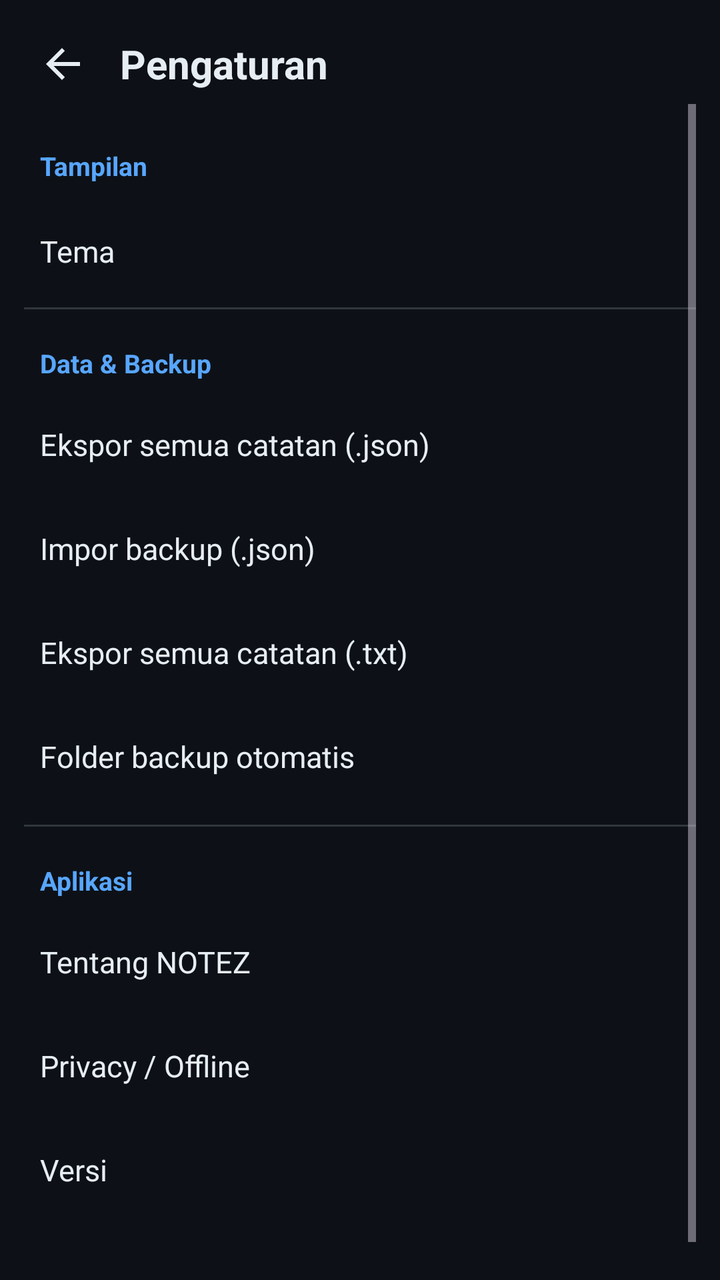
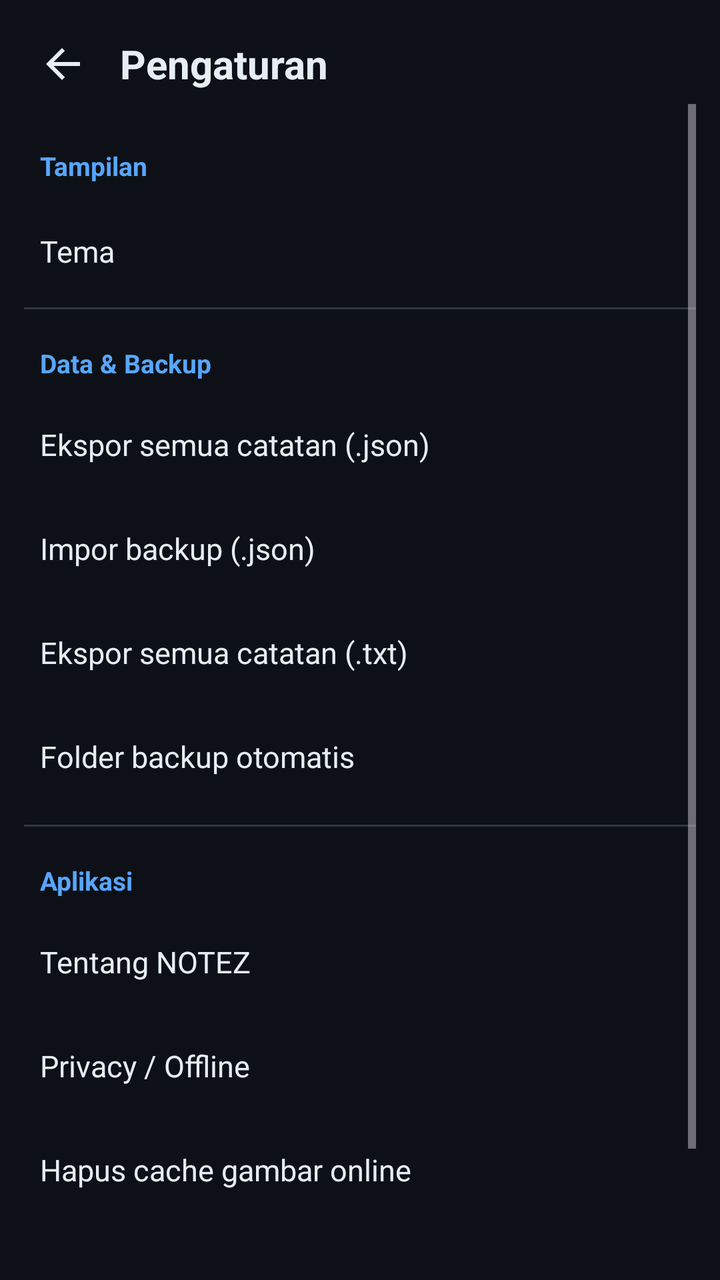

Compare the two renders of this Android layout. The source of the first and the diff that turns it into the second are given below.
<!-- AndroidManifest.xml: application theme Theme.Notez.GithubDark -->
<!-- res/layout/activity_settings.xml -->
<?xml version="1.0" encoding="utf-8"?>
<LinearLayout xmlns:android="http://schemas.android.com/apk/res/android"
    android:layout_width="match_parent"
    android:layout_height="match_parent"
    android:orientation="vertical"
    android:padding="12dp">

    <LinearLayout
        android:layout_width="match_parent"
        android:layout_height="wrap_content"
        android:gravity="center_vertical"
        android:orientation="horizontal">

        <ImageButton
            android:id="@+id/settings_back"
            android:layout_width="40dp"
            android:layout_height="40dp"
            android:background="?attr/selectableItemBackgroundBorderless"
            android:contentDescription="@string/cd_back"
            android:src="@drawable/ic_arrow_back"
            android:tint="?attr/colorOnSurface" />

        <TextView
            android:layout_width="0dp"
            android:layout_height="wrap_content"
            android:layout_weight="1"
            android:paddingStart="8dp"
            android:paddingEnd="8dp"
            android:text="@string/settings_title"
            android:textColor="?attr/colorOnSurface"
            android:textSize="20sp"
            android:textStyle="bold" />
    </LinearLayout>

    <ScrollView
        android:layout_width="match_parent"
        android:layout_height="0dp"
        android:layout_weight="1"
        android:fillViewport="false">

        <LinearLayout
            android:layout_width="match_parent"
            android:layout_height="wrap_content"
            android:orientation="vertical"
            android:paddingTop="8dp"
            android:paddingBottom="24dp">

            <TextView
                android:layout_width="match_parent"
                android:layout_height="wrap_content"
                android:paddingStart="8dp"
                android:paddingTop="14dp"
                android:paddingEnd="8dp"
                android:paddingBottom="6dp"
                android:text="Tampilan"
                android:textColor="?attr/colorPrimary"
                android:textSize="13sp"
                android:textStyle="bold" />

            <LinearLayout
                android:id="@+id/settings_row_theme"
                android:layout_width="match_parent"
                android:layout_height="56dp"
                android:background="?attr/selectableItemBackground"
                android:clickable="true"
                android:focusable="true"
                android:gravity="center_vertical"
                android:orientation="horizontal"
                android:paddingStart="8dp"
                android:paddingEnd="8dp">

                <TextView
                    android:layout_width="0dp"
                    android:layout_height="wrap_content"
                    android:layout_weight="1"
                    android:text="Tema"
                    android:textColor="?attr/colorOnSurface"
                    android:textSize="15sp" />

                <TextView
                    android:id="@+id/settings_theme_value"
                    android:layout_width="wrap_content"
                    android:layout_height="wrap_content"
                    android:textColor="?attr/colorOnSurfaceVariant"
                    android:textSize="13sp" />
            </LinearLayout>

            <View
                android:layout_width="match_parent"
                android:layout_height="1dp"
                android:background="?attr/colorOutline" />

            <TextView
                android:layout_width="match_parent"
                android:layout_height="wrap_content"
                android:paddingStart="8dp"
                android:paddingTop="18dp"
                android:paddingEnd="8dp"
                android:paddingBottom="6dp"
                android:text="Data &amp; Backup"
                android:textColor="?attr/colorPrimary"
                android:textSize="13sp"
                android:textStyle="bold" />

            <TextView
                android:id="@+id/settings_row_export_json"
                android:layout_width="match_parent"
                android:layout_height="52dp"
                android:background="?attr/selectableItemBackground"
                android:clickable="true"
                android:focusable="true"
                android:gravity="center_vertical"
                android:paddingStart="8dp"
                android:paddingEnd="8dp"
                android:text="Ekspor semua catatan (.json)"
                android:textColor="?attr/colorOnSurface"
                android:textSize="15sp" />

            <TextView
                android:id="@+id/settings_row_import_json"
                android:layout_width="match_parent"
                android:layout_height="52dp"
                android:background="?attr/selectableItemBackground"
                android:clickable="true"
                android:focusable="true"
                android:gravity="center_vertical"
                android:paddingStart="8dp"
                android:paddingEnd="8dp"
                android:text="Impor backup (.json)"
                android:textColor="?attr/colorOnSurface"
                android:textSize="15sp" />

            <TextView
                android:id="@+id/settings_row_export_txt"
                android:layout_width="match_parent"
                android:layout_height="52dp"
                android:background="?attr/selectableItemBackground"
                android:clickable="true"
                android:focusable="true"
                android:gravity="center_vertical"
                android:paddingStart="8dp"
                android:paddingEnd="8dp"
                android:text="Ekspor semua catatan (.txt)"
                android:textColor="?attr/colorOnSurface"
                android:textSize="15sp" />

            <TextView
                android:id="@+id/settings_row_auto_backup_folder"
                android:layout_width="match_parent"
                android:layout_height="52dp"
                android:background="?attr/selectableItemBackground"
                android:clickable="true"
                android:focusable="true"
                android:gravity="center_vertical"
                android:paddingStart="8dp"
                android:paddingEnd="8dp"
                android:text="Folder backup otomatis"
                android:textColor="?attr/colorOnSurface"
                android:textSize="15sp" />

            <View
                android:layout_width="match_parent"
                android:layout_height="1dp"
                android:layout_marginTop="8dp"
                android:background="?attr/colorOutline" />

            <TextView
                android:layout_width="match_parent"
                android:layout_height="wrap_content"
                android:paddingStart="8dp"
                android:paddingTop="18dp"
                android:paddingEnd="8dp"
                android:paddingBottom="6dp"
                android:text="Aplikasi"
                android:textColor="?attr/colorPrimary"
                android:textSize="13sp"
                android:textStyle="bold" />

            <TextView
                android:id="@+id/settings_row_about_notez"
                android:layout_width="match_parent"
                android:layout_height="52dp"
                android:background="?attr/selectableItemBackground"
                android:clickable="true"
                android:focusable="true"
                android:gravity="center_vertical"
                android:paddingStart="8dp"
                android:paddingEnd="8dp"
                android:text="Tentang NOTEZ"
                android:textColor="?attr/colorOnSurface"
                android:textSize="15sp" />

            <TextView
                android:id="@+id/settings_row_privacy"
                android:layout_width="match_parent"
                android:layout_height="52dp"
                android:background="?attr/selectableItemBackground"
                android:clickable="true"
                android:focusable="true"
                android:gravity="center_vertical"
                android:paddingStart="8dp"
                android:paddingEnd="8dp"
                android:text="Privacy / Offline"
                android:textColor="?attr/colorOnSurface"
                android:textSize="15sp" />

            <LinearLayout
                android:layout_width="match_parent"
                android:layout_height="52dp"
                android:gravity="center_vertical"
                android:orientation="horizontal"
                android:paddingStart="8dp"
                android:paddingEnd="8dp">

                <TextView
                    android:layout_width="0dp"
                    android:layout_height="wrap_content"
                    android:layout_weight="1"
                    android:text="Versi"
                    android:textColor="?attr/colorOnSurface"
                    android:textSize="15sp" />

                <TextView
                    android:id="@+id/settings_version_value"
                    android:layout_width="wrap_content"
                    android:layout_height="wrap_content"
                    android:textColor="?attr/colorOnSurfaceVariant"
                    android:textSize="13sp" />
            </LinearLayout>
        </LinearLayout>
    </ScrollView>
</LinearLayout>
<!-- resources referenced by this layout -->
<resources>
  <!-- drawable ic_arrow_back (drawable) -->
  <?xml version="1.0" encoding="utf-8"?>
  <vector xmlns:android="http://schemas.android.com/apk/res/android"
      android:width="24dp"
      android:height="24dp"
      android:viewportWidth="24"
      android:viewportHeight="24">
      <path
          android:fillColor="#FFFFFFFF"
          android:pathData="M20,11L6.83,11L12.42,5.41L11,4L3,12L11,20L12.42,18.59L6.83,13L20,13Z" />
  </vector>
  <string name="cd_back">Kembali</string>
  <string name="settings_title">Pengaturan</string>
  <style name="Theme.Notez.GithubDark" parent="Theme.Material3.Dark.NoActionBar">
          <item name="colorPrimary">@color/github_accent</item>
          <item name="colorOnPrimary">@color/github_on_accent</item>
          <item name="colorPrimaryContainer">@color/github_accent</item>
          <item name="colorOnPrimaryContainer">@color/github_on_accent</item>
          <item name="android:windowBackground">@color/github_bg</item>
          <item name="colorSurface">@color/github_surface</item>
          <item name="colorOnSurface">@color/github_text</item>
          <item name="colorSurfaceVariant">@color/github_surface</item>
          <item name="colorOnSurfaceVariant">@color/github_secondary</item>
          <item name="colorOutline">@color/github_outline</item>
          <item name="colorError">@color/github_danger</item>
          <item name="android:windowSplashScreenBackground">@color/github_bg</item>
          <item name="android:windowSplashScreenAnimatedIcon">@drawable/ic_notez_horse_splash_system_icon</item>
          <item name="android:windowSplashScreenIconBackgroundColor">@android:color/transparent</item>
      </style>
  <color name="github_accent">#58A6FF</color>
  <color name="github_on_accent">#0D1117</color>
  <color name="github_bg">#0D1117</color>
  <color name="github_surface">#161B22</color>
  <color name="github_text">#E6EDF3</color>
  <color name="github_secondary">#8B949E</color>
  <color name="github_outline">#30363D</color>
  <color name="github_danger">#F85149</color>
  <!-- drawable ic_notez_horse_splash_system_icon: png bitmap (drawable-nodpi, 52823 bytes) -->
</resources>

<!-- the commit's change to res/layout/activity_settings.xml (unified diff, before → after) -->
@@ -204,6 +204,20 @@
                 android:textColor="?attr/colorOnSurface"
                 android:textSize="15sp" />
 
+            <TextView
+                android:id="@+id/settings_row_clear_remote_image_cache"
+                android:layout_width="match_parent"
+                android:layout_height="52dp"
+                android:background="?attr/selectableItemBackground"
+                android:clickable="true"
+                android:focusable="true"
+                android:gravity="center_vertical"
+                android:paddingStart="8dp"
+                android:paddingEnd="8dp"
+                android:text="Hapus cache gambar online"
+                android:textColor="?attr/colorOnSurface"
+                android:textSize="15sp" />
+
             <LinearLayout
                 android:layout_width="match_parent"
                 android:layout_height="52dp"
